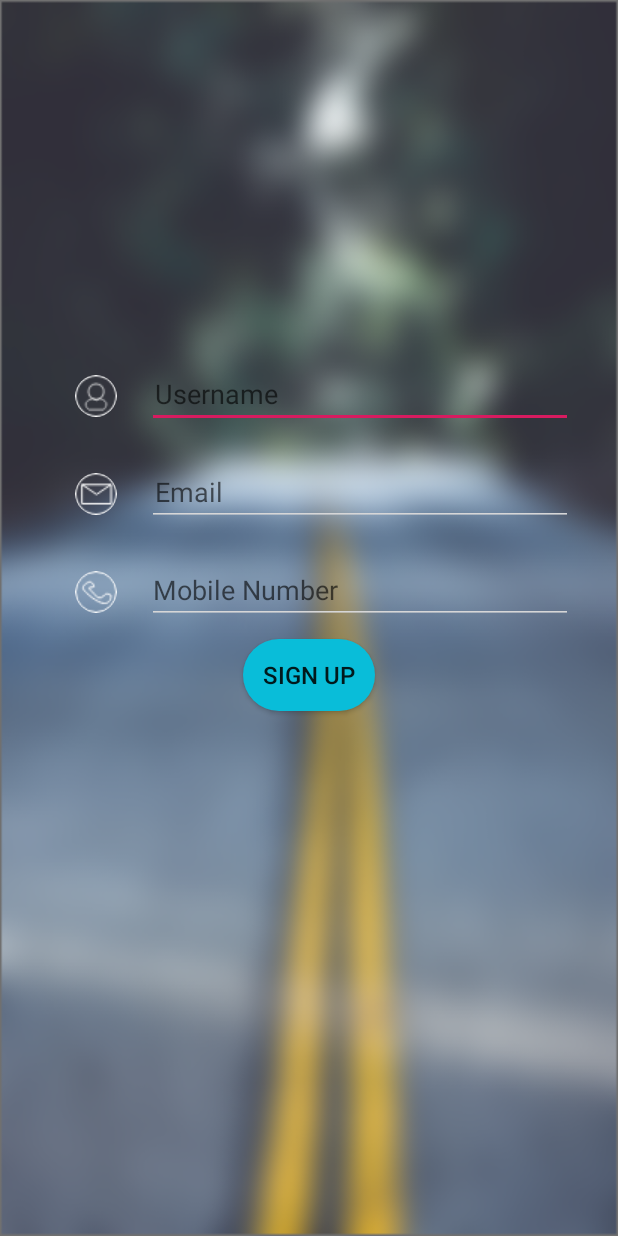
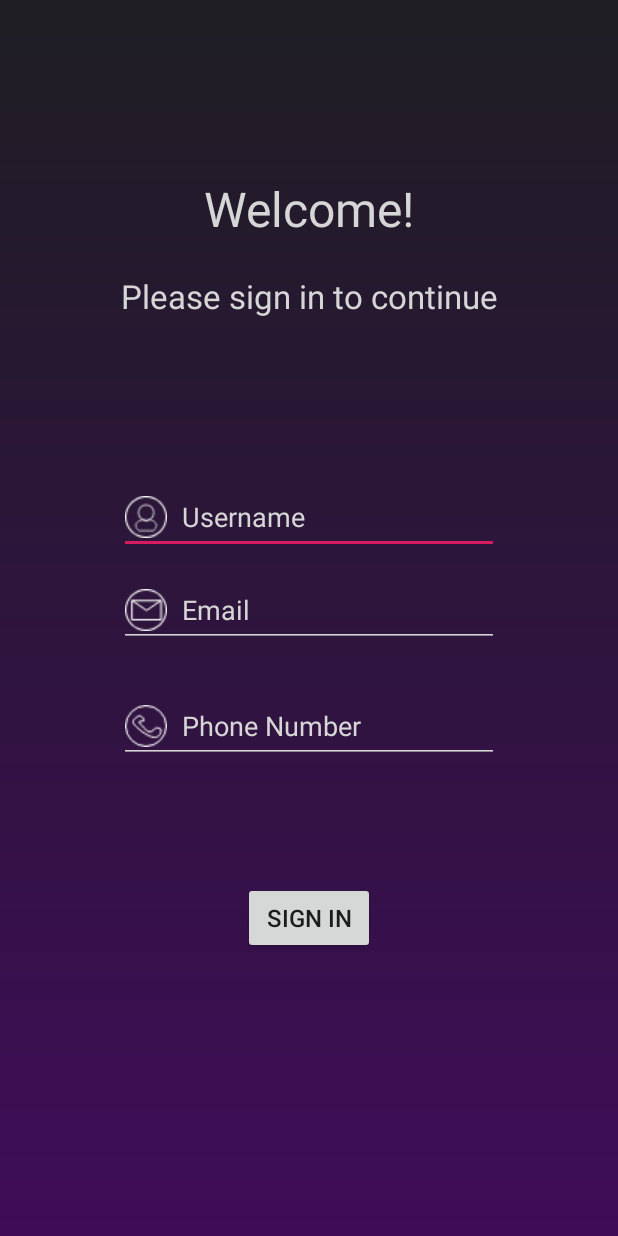
Before and after one commit to morninigstar/GeekSpace, an Android app: the screen it shows after launch (LoginActivity), on a phone screen of 412 x 824 dp. Run offline under Robolectric (Android 15) with nearby library versions, the phone set to English and light mode, and no system bars; our stand-ins replace ButterKnife; libraries missing offline, so code that uses them is left out: com.dd.processbutton; plain views replace ActionProcessButton; 2 statements that could not run were skipped.

Commit message:
Login UI redesigned. 06/11/2018
Signed-off-by: morningstar <developermorningstar@gmail.com>

```diff
--- a/app/src/main/java/com/morningstar/geekspace/activities/LoginActivity.java
+++ b/app/src/main/java/com/morningstar/geekspace/activities/LoginActivity.java
@@ -75,10 +75,12 @@ public class LoginActivity extends AppCompatActivity {
 //                    profileModel.setUserEmail(useremail);
 //                    profileModel.setMob(usermobile);
 
+                    button_signUp.setProgress(100);
                     Intent intent = new Intent(LoginActivity.this, MainActivity.class);
                     startActivity(intent);
                     finish();
                 } else {
+                    button_signUp.setProgress(-1);
                     editText_userName.setError("All fields are required");
                 }
             }
--- /dev/null
+++ b/app/src/main/res/drawable/bg_login.xml
@@ -0,0 +1,15 @@
+<?xml version="1.0" encoding="utf-8"?><!--
+  ~ Created by Sujoy Datta. Copyright (c) 2018. All rights reserved.
+  ~
+  ~ To the person who is reading this..
+  ~ When you finally understand how this works, please do explain it to me too at sujoydatta26@gmail.com
+  ~ P.S.: In case you are planning to use this without mentioning me, you will be met with mean judgemental looks and sarcastic comments.
+  -->
+
+<shape xmlns:android="http://schemas.android.com/apk/res/android">
+    <gradient
+        android:angle="90"
+        android:endColor="#1d1d22"
+        android:startColor="#3f0c58"
+        android:type="linear" />
+</shape>
--- a/app/src/main/res/layout/activity_login.xml
+++ b/app/src/main/res/layout/activity_login.xml
@@ -5,123 +5,149 @@
   ~ When you finally understand how this works, please do explain it to me too at sujoydatta26@gmail.com
   ~ P.S.: In case you are planning to use this without mentioning me, you will be met with mean judgemental looks and sarcastic comments.
   -->
-<LinearLayout xmlns:android="http://schemas.android.com/apk/res/android"
-    xmlns:tools="http://schemas.android.com/tools"
+<androidx.constraintlayout.widget.ConstraintLayout xmlns:android="http://schemas.android.com/apk/res/android"
+    xmlns:app="http://schemas.android.com/apk/res-auto"
     android:layout_width="match_parent"
     android:layout_height="match_parent"
-    xmlns:custom="http://schemas.android.com/apk/res-auto"
-    android:background="@drawable/login_screen_bg"
+    android:background="@drawable/bg_login"
     android:orientation="vertical">
 
+    <TextView
+        android:id="@+id/textView"
+        android:layout_width="wrap_content"
+        android:layout_height="wrap_content"
+        android:layout_marginStart="8dp"
+        android:layout_marginTop="8dp"
+        android:layout_marginEnd="8dp"
+        android:layout_marginBottom="8dp"
+        android:text="Welcome!"
+        android:textColor="@color/md_white_1000"
+        android:textSize="32sp"
+        app:layout_constraintBottom_toBottomOf="parent"
+        app:layout_constraintEnd_toEndOf="parent"
+        app:layout_constraintHorizontal_bias="0.502"
+        app:layout_constraintStart_toStartOf="parent"
+        app:layout_constraintTop_toTopOf="parent"
+        app:layout_constraintVertical_bias="0.143" />
+
+    <TextView
+        android:id="@+id/textView2"
+        android:layout_width="wrap_content"
+        android:layout_height="wrap_content"
+        android:layout_marginStart="8dp"
+        android:layout_marginTop="8dp"
+        android:layout_marginEnd="8dp"
+        android:layout_marginBottom="8dp"
+        android:text="@string/please_sign_in_to_continue"
+        android:textColor="@color/md_white_1000"
+        android:textSize="22sp"
+        app:layout_constraintBottom_toBottomOf="parent"
+        app:layout_constraintEnd_toEndOf="parent"
+        app:layout_constraintHorizontal_bias="0.504"
+        app:layout_constraintStart_toStartOf="parent"
+        app:layout_constraintTop_toBottomOf="@+id/textView"
+        app:layout_constraintVertical_bias="0.023" />
+
     <LinearLayout
+        android:id="@+id/linearLayout"
         android:layout_width="match_parent"
         android:layout_height="wrap_content"
-        android:layout_marginStart="50dp"
-        android:layout_marginLeft="50dp"
-        android:layout_marginTop="240dp"
-        android:orientation="horizontal">
-
-        <de.hdodenhof.circleimageview.CircleImageView
-            android:id="@+id/icon_userName"
-            android:layout_width="wrap_content"
-            android:layout_height="wrap_content"
-            android:layout_marginTop="10dp"
-            android:src="@drawable/ic_user_default" />
+        android:layout_marginStart="8dp"
+        android:layout_marginTop="8dp"
+        android:layout_marginEnd="8dp"
+        android:layout_marginBottom="8dp"
+        android:gravity="center"
+        android:orientation="horizontal"
+        app:layout_constraintBottom_toBottomOf="parent"
+        app:layout_constraintEnd_toEndOf="parent"
+        app:layout_constraintHorizontal_bias="0.0"
+        app:layout_constraintStart_toStartOf="parent"
+        app:layout_constraintTop_toBottomOf="@+id/textView2"
+        app:layout_constraintVertical_bias="0.184">
 
         <EditText
             android:id="@+id/editText_username"
-            android:layout_width="match_parent"
+            android:layout_width="253dp"
             android:layout_height="wrap_content"
-            android:layout_marginStart="20dp"
-            android:layout_marginLeft="20dp"
-            android:layout_marginEnd="30dp"
-            android:layout_marginRight="30dp"
+            android:drawableStart="@drawable/ic_user_default"
+            android:drawablePadding="10dp"
             android:hint="@string/default_username"
             android:inputType="textPersonName"
-            android:paddingStart="5dp"
-            android:paddingLeft="5dp"
-            android:paddingRight="5dp"
-            android:textSize="18dp"
-            tools:ignore="SpUsage" />
-
+            android:textColor="@color/md_white_1000"
+            android:textColorHint="@color/md_white_1000"
+            android:textSize="18sp" />
     </LinearLayout>
 
     <LinearLayout
+        android:id="@+id/linearLayout2"
         android:layout_width="match_parent"
         android:layout_height="wrap_content"
-        android:layout_marginStart="50dp"
-        android:layout_marginLeft="50dp"
-        android:layout_marginTop="20dp"
-        android:orientation="horizontal">
-
-        <de.hdodenhof.circleimageview.CircleImageView
-            android:layout_width="wrap_content"
-            android:layout_height="wrap_content"
-            android:layout_marginTop="10dp"
-            android:src="@drawable/ic_mail_default" />
+        android:layout_marginStart="8dp"
+        android:layout_marginTop="8dp"
+        android:layout_marginEnd="8dp"
+        android:gravity="center"
+        android:orientation="horizontal"
+        app:layout_constraintBottom_toBottomOf="parent"
+        app:layout_constraintEnd_toEndOf="parent"
+        app:layout_constraintHorizontal_bias="0.0"
+        app:layout_constraintStart_toStartOf="parent"
+        app:layout_constraintTop_toBottomOf="@+id/linearLayout"
+        app:layout_constraintVertical_bias="0.014">
 
         <EditText
             android:id="@+id/editText_email"
-            android:layout_width="match_parent"
+            android:layout_width="253dp"
             android:layout_height="wrap_content"
-            android:layout_marginStart="20dp"
-            android:layout_marginLeft="20dp"
-            android:layout_marginEnd="30dp"
-            android:layout_marginRight="30dp"
+            android:drawableStart="@drawable/ic_mail_default"
+            android:drawablePadding="10dp"
             android:hint="@string/default_email"
             android:inputType="textEmailAddress"
-            android:paddingStart="5dp"
-            android:paddingLeft="5dp"
-            android:paddingRight="5dp"
-            android:textSize="18dp"
-            tools:ignore="SpUsage" />
+            android:textColor="@color/md_white_1000"
+            android:textColorHint="@color/md_white_1000"
+            android:textSize="18sp" />
     </LinearLayout>
 
     <LinearLayout
+        android:id="@+id/linearLayout3"
         android:layout_width="match_parent"
         android:layout_height="wrap_content"
-        android:layout_marginStart="50dp"
-        android:layout_marginLeft="50dp"
-        android:layout_marginTop="20dp"
-        android:orientation="horizontal">
-
-        <de.hdodenhof.circleimageview.CircleImageView
-            android:layout_width="wrap_content"
-            android:layout_height="wrap_content"
-            android:layout_marginTop="10dp"
-            android:src="@drawable/ic_phone_default" />
+        android:layout_marginStart="8dp"
+        android:layout_marginTop="8dp"
+        android:layout_marginEnd="8dp"
+        android:layout_marginBottom="8dp"
+        android:gravity="center"
+        android:orientation="horizontal"
+        app:layout_constraintBottom_toBottomOf="parent"
+        app:layout_constraintEnd_toEndOf="parent"
+        app:layout_constraintHorizontal_bias="0.0"
+        app:layout_constraintStart_toStartOf="parent"
+        app:layout_constraintTop_toBottomOf="@+id/linearLayout2"
+        app:layout_constraintVertical_bias="0.063">
 
         <EditText
             android:id="@+id/editText_phone"
-            android:layout_width="match_parent"
+            android:layout_width="253dp"
             android:layout_height="wrap_content"
-            android:layout_marginStart="20dp"
-            android:layout_marginLeft="20dp"
-            android:layout_marginEnd="30dp"
-            android:layout_marginRight="30dp"
-            android:hint="Mobile Number"
-            android:inputType="number"
-            tools:ignore="TextFields" />
-
+            android:drawableStart="@drawable/ic_phone_default"
+            android:drawablePadding="10dp"
+            android:hint="@string/default_phone"
+            android:inputType="phone"
+            android:textColor="@color/md_white_1000"
+            android:textColorHint="@color/md_white_1000"
+            android:textSize="18sp" />
     </LinearLayout>
-
 
     <com.dd.processbutton.iml.ActionProcessButton
         android:id="@+id/btn_SignUp"
         android:layout_width="wrap_content"
         android:layout_height="wrap_content"
-        android:layout_gravity="center"
-        android:layout_marginTop="10dp"
-        android:background="@drawable/rounded_button"
-        android:text="Sign Up"
-        android:textAlignment="center"
+        android:layout_marginTop="8dp"
+        android:layout_marginBottom="8dp"
+        android:text="Sign In"
         android:textSize="16sp"
-        custom:pb_colorComplete="@color/green_complete"
-        custom:pb_colorError="@color/red_error"
-        custom:pb_colorNormal="@color/blue_normal"
-        custom:pb_colorPressed="@color/blue_pressed"
-        custom:pb_colorProgress="@color/purple_progress"
-        custom:pb_textComplete="Success"
-        custom:pb_textError="Error"
-        custom:pb_textProgress="Please Wait.." />
-</LinearLayout>
+        app:layout_constraintBottom_toBottomOf="parent"
+        app:layout_constraintEnd_toEndOf="@+id/linearLayout3"
+        app:layout_constraintStart_toStartOf="@+id/linearLayout3"
+        app:layout_constraintTop_toBottomOf="@+id/linearLayout3"
+        app:layout_constraintVertical_bias="0.284" />
+</androidx.constraintlayout.widget.ConstraintLayout>
--- a/app/src/main/res/values/strings.xml
+++ b/app/src/main/res/values/strings.xml
@@ -13,4 +13,6 @@
     <string name="sharedPref_file_name">geekPreferences</string>
     <string name="default_value_zero">00</string>
     <string name="dashboard">Dashboard</string>
+    <string name="please_sign_in_to_continue">Please sign in to continue</string>
+    <string name="default_phone">Phone Number</string>
 </resources>
```
Also changed, not shown: app/src/main/res/drawable/login_screen_bg.png (deleted).
